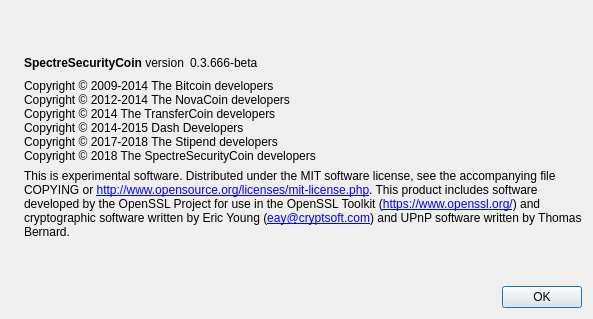
Qt form src/qt/forms/aboutdialog.ui (SpectreSecurityCoin/SpectreSecurityCoin) before a commit.
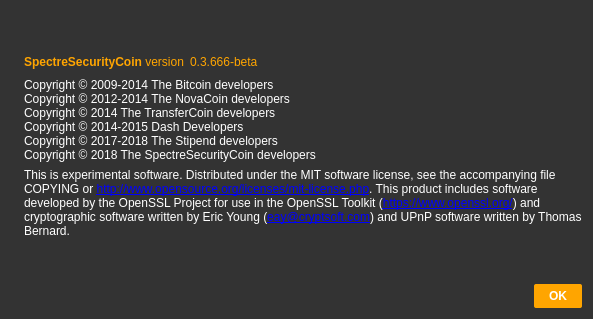
The same form after that commit. Icons and pictures are not drawn.

Patch:
```diff
--- a/src/qt/forms/aboutdialog.ui
+++ b/src/qt/forms/aboutdialog.ui
@@ -13,6 +13,9 @@
   <property name="windowTitle">
    <string>About SpectreSecurityCoin</string>
   </property>
+  <property name="styleSheet">
+   <string notr="true">background-color:rgb(51, 51, 51);</string>
+  </property>
   <layout class="QHBoxLayout" name="horizontalLayout_2">
    <item>
     <widget class="QLabel" name="label_4">
@@ -49,6 +52,9 @@
          <property name="cursor">
           <cursorShape>IBeamCursor</cursorShape>
          </property>
+         <property name="styleSheet">
+          <string notr="true">color: rgb(255, 165, 0); </string>
+         </property>
          <property name="text">
           <string>&lt;b&gt;SpectreSecurityCoin&lt;/b&gt; version</string>
          </property>
@@ -62,6 +68,9 @@
          <property name="cursor">
           <cursorShape>IBeamCursor</cursorShape>
          </property>
+         <property name="styleSheet">
+          <string notr="true">color: rgb(255, 165, 0); </string>
+         </property>
          <property name="text">
           <string notr="true">0.3.666-beta</string>
          </property>
@@ -90,6 +99,9 @@
        <property name="cursor">
         <cursorShape>IBeamCursor</cursorShape>
        </property>
+       <property name="styleSheet">
+        <string notr="true">color: rgb(255, 255, 255);</string>
+       </property>
        <property name="text">
         <string>Copyright © 2009-2014 The Bitcoin developers
 Copyright © 2012-2014 The NovaCoin developers
@@ -108,6 +120,9 @@
        <property name="cursor">
         <cursorShape>IBeamCursor</cursorShape>
        </property>
+       <property name="styleSheet">
+        <string notr="true">color: rgb(255, 255, 255);</string>
+       </property>
        <property name="text">
         <string>
 This is experimental software.
@@ -142,6 +157,14 @@
      </item>
      <item>
       <widget class="QDialogButtonBox" name="buttonBox">
+       <property name="styleSheet">
+        <string notr="true">background-color: rgb(255, 165, 0);
+font: 75 10pt 'Ubuntu';
+font-weight:bold; 
+border-radius:2px;
+padding:5px 15px;
+color: rgb(255, 255, 255);</string>
+       </property>
        <property name="orientation">
         <enum>Qt::Horizontal</enum>
        </property>
```
